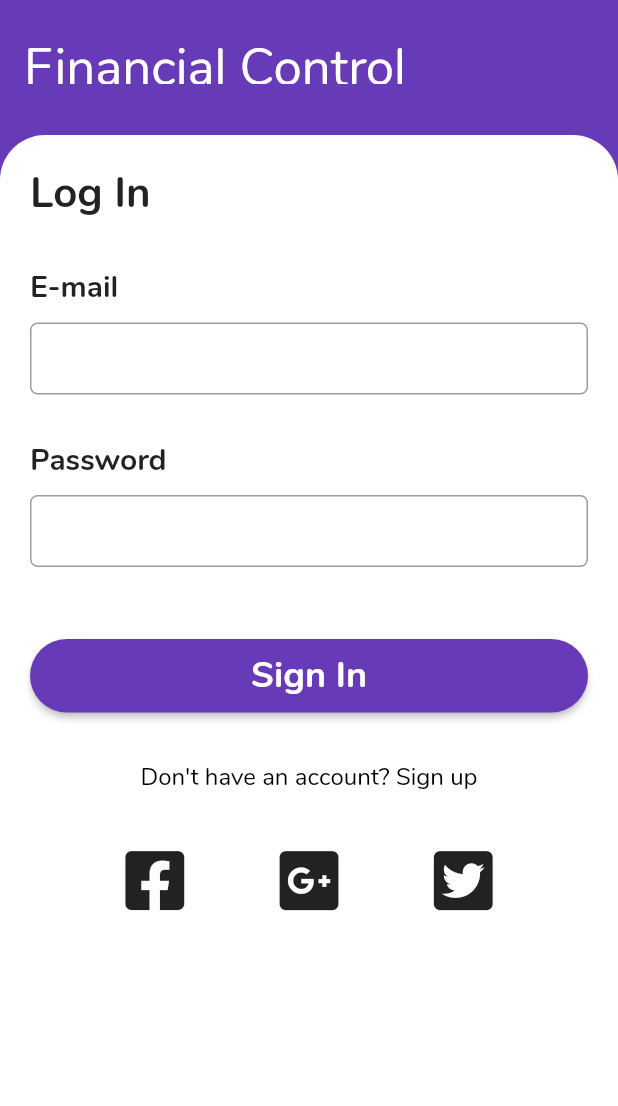
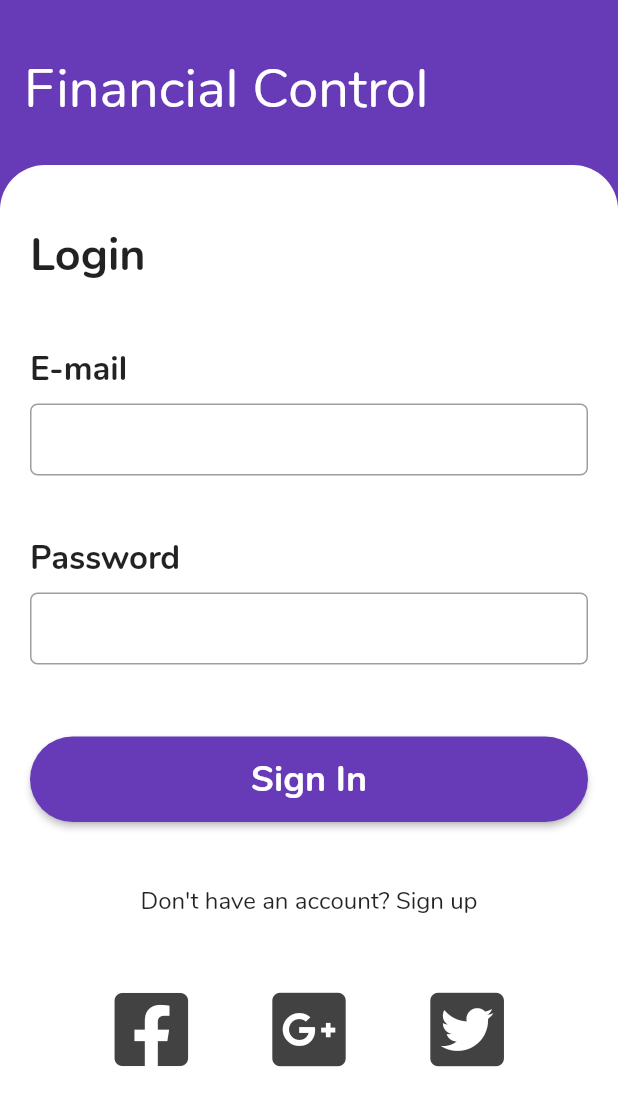
Before and after one commit to victorpereira01/prog-mobile-si700, a Flutter app: the screen it shows after launch, on a phone screen of 412 x 824 dp. Shown: the top 1106 px of the screen. Run offline on Flutter 3.47's test engine with Material 2 defaults, Android fonts, the phone set to English and light mode, and no system bars; our stand-ins replace font_awesome_flutter.

Commit message:
f_c: Ajustes no layout

```diff
--- a/financial_control/lib/src/views/loginView.dart
+++ b/financial_control/lib/src/views/loginView.dart
@@ -8,20 +8,21 @@ class LoginView extends StatelessWidget {
     return Scaffold(
       backgroundColor: Colors.deepPurple,
       appBar: PreferredSize(
-        preferredSize: Size.fromHeight(90),
+        preferredSize: Size.fromHeight(110),
         child: AppBar(
+          toolbarHeight: 90,
           elevation: 0,
           title: Container(
-            padding: EdgeInsets.only(top: 35),
+            padding: EdgeInsets.only(top: 30),
             child: Text(
               "Financial Control",
-              style: TextStyle(fontSize: 34),
+              style: TextStyle(fontSize: 36),
             ),
           ),
         ),
       ),
       body: Container(
-        padding: EdgeInsets.all(20),
+        padding: EdgeInsets.only(right: 20, left: 20, top: 40),
         decoration: BoxDecoration(
             borderRadius: BorderRadius.only(
                 topLeft: Radius.circular(30), topRight: Radius.circular(30)),
--- /dev/null
+++ b/financial_control/lib/src/views/mainView.dart
@@ -0,0 +1,19 @@
+import 'package:flutter/cupertino.dart';
+
+class MainView extends StatefulWidget {
+  @override
+  State<StatefulWidget> createState() {
+    return _MainViewState();
+  }
+}
+
+class _MainViewState extends State<MainView> {
+  @override
+  Widget build(BuildContext context) {
+    return Container(
+      child: Center(
+        child: Text("BOM DIA"),
+      ),
+    );
+  }
+}
--- a/financial_control/lib/src/widgets/button.dart
+++ b/financial_control/lib/src/widgets/button.dart
@@ -12,7 +12,7 @@ class Button extends StatelessWidget {
     return RaisedButton(
         shape: RoundedRectangleBorder(borderRadius: BorderRadius.circular(40)),
         color: Colors.deepPurple,
-        padding: EdgeInsets.all(8),
+        padding: EdgeInsets.all(12),
         child: Text(
           text,
           style: TextStyle(
--- a/financial_control/lib/src/widgets/inputContainer.dart
+++ b/financial_control/lib/src/widgets/inputContainer.dart
@@ -24,10 +24,11 @@ class _InputContainerState extends State<InputContainer> {
         crossAxisAlignment: CrossAxisAlignment.start,
         children: [
           Container(
-              padding: EdgeInsets.only(top: 30, bottom: 10),
+              padding: EdgeInsets.only(top: 40, bottom: 8),
               child: Text(widget.labelName,
-                  style: TextStyle(fontSize: 20, fontWeight: FontWeight.bold))),
+                  style: TextStyle(fontSize: 22, fontWeight: FontWeight.bold))),
           TextFormField(
+            style: TextStyle(fontSize: 18),
             decoration: InputDecoration(
                 contentPadding: EdgeInsets.only(left: 10, right: 10),
                 border: OutlineInputBorder(
--- a/financial_control/lib/src/widgets/loginForm.dart
+++ b/financial_control/lib/src/widgets/loginForm.dart
@@ -33,8 +33,8 @@ class _LoginFormState extends State<LoginForm> {
       crossAxisAlignment: CrossAxisAlignment.stretch,
       mainAxisAlignment: MainAxisAlignment.start,
       children: [
-        Text("Log In",
-            style: TextStyle(fontSize: 28, fontWeight: FontWeight.bold)),
+        Text("Login",
+            style: TextStyle(fontSize: 30, fontWeight: FontWeight.bold)),
         Form(
             key: formKey,
             child: Column(
@@ -56,18 +56,22 @@ class _LoginFormState extends State<LoginForm> {
                 onPress: () =>
                     {formKey.currentState.save(), loginData.showValues()})),
         Container(
+          padding: EdgeInsets.all(10),
           alignment: Alignment.center,
           child: Text("Don't have an account? Sign up",
-              style: TextStyle(fontSize: 16, color: Colors.black)),
+              style: TextStyle(fontSize: 16)),
         ),
         Container(
           padding: EdgeInsets.only(top: 36),
           child: Row(
             mainAxisAlignment: MainAxisAlignment.spaceEvenly,
             children: [
-              FaIcon(FontAwesomeIcons.facebookSquare, size: 45),
-              FaIcon(FontAwesomeIcons.googlePlusSquare, size: 45),
-              FaIcon(FontAwesomeIcons.twitterSquare, size: 45),
+              FaIcon(FontAwesomeIcons.facebookSquare,
+                  size: 56, color: Colors.grey[800]),
+              FaIcon(FontAwesomeIcons.googlePlusSquare,
+                  size: 56, color: Colors.grey[800]),
+              FaIcon(FontAwesomeIcons.twitterSquare,
+                  size: 56, color: Colors.grey[800]),
             ],
           ),
         )
```
